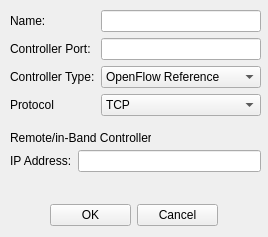
Above: netflux5g-editor/src/gui/ui/Controller_properties.ui from adaptivenetworklab/NetFlux5G before the change. Below: the same form after it.
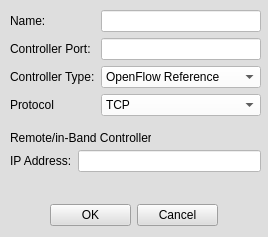
That is the form after the change.

The edit to the form file:
```diff
--- a/netflux5g-editor/src/gui/ui/Controller_properties.ui
+++ b/netflux5g-editor/src/gui/ui/Controller_properties.ui
@@ -13,6 +13,9 @@
   <property name="windowTitle">
    <string>MainWindow</string>
   </property>
+  <property name="styleSheet">
+   <string notr="true">background-color: rgb(222, 222, 222);</string>
+  </property>
   <widget class="QWidget" name="centralwidget">
    <widget class="QLabel" name="label_5">
     <property name="geometry">
@@ -64,7 +67,11 @@
     </property>
     <layout class="QFormLayout" name="formLayout_2">
      <item row="0" column="1">
-      <widget class="QLineEdit" name="lineEdit_3"/>
+      <widget class="QLineEdit" name="Controller_IPAddress">
+       <property name="styleSheet">
+        <string notr="true">background-color: rgb(255, 255, 255);</string>
+       </property>
+      </widget>
      </item>
      <item row="0" column="0">
       <widget class="QLabel" name="label_6">
@@ -96,7 +103,11 @@
       </widget>
      </item>
      <item row="0" column="1">
-      <widget class="QLineEdit" name="lineEdit"/>
+      <widget class="QLineEdit" name="Controller_Name">
+       <property name="styleSheet">
+        <string notr="true">background-color: rgb(255, 255, 255);</string>
+       </property>
+      </widget>
      </item>
      <item row="1" column="0">
       <widget class="QLabel" name="label_2">
@@ -106,7 +117,11 @@
       </widget>
      </item>
      <item row="1" column="1">
-      <widget class="QLineEdit" name="lineEdit_2"/>
+      <widget class="QLineEdit" name="Controller_Port">
+       <property name="styleSheet">
+        <string notr="true">background-color: rgb(255, 255, 255);</string>
+       </property>
+      </widget>
      </item>
      <item row="2" column="0">
       <widget class="QLabel" name="label_3">
@@ -116,7 +131,10 @@
       </widget>
      </item>
      <item row="2" column="1">
-      <widget class="QComboBox" name="comboBox">
+      <widget class="QComboBox" name="Controller_Type">
+       <property name="styleSheet">
+        <string notr="true">background-color: rgb(255, 255, 255);</string>
+       </property>
        <item>
         <property name="text">
          <string>OpenFlow Reference</string>
@@ -152,7 +170,10 @@
       </widget>
      </item>
      <item row="3" column="1">
-      <widget class="QComboBox" name="comboBox_2">
+      <widget class="QComboBox" name="Controller_ProtocolMode">
+       <property name="styleSheet">
+        <string notr="true">background-color: rgb(255, 255, 255);</string>
+       </property>
        <item>
         <property name="text">
          <string>TCP</string>
```
Left out of the diff: 4 changed lines with no effect on the pictures.
